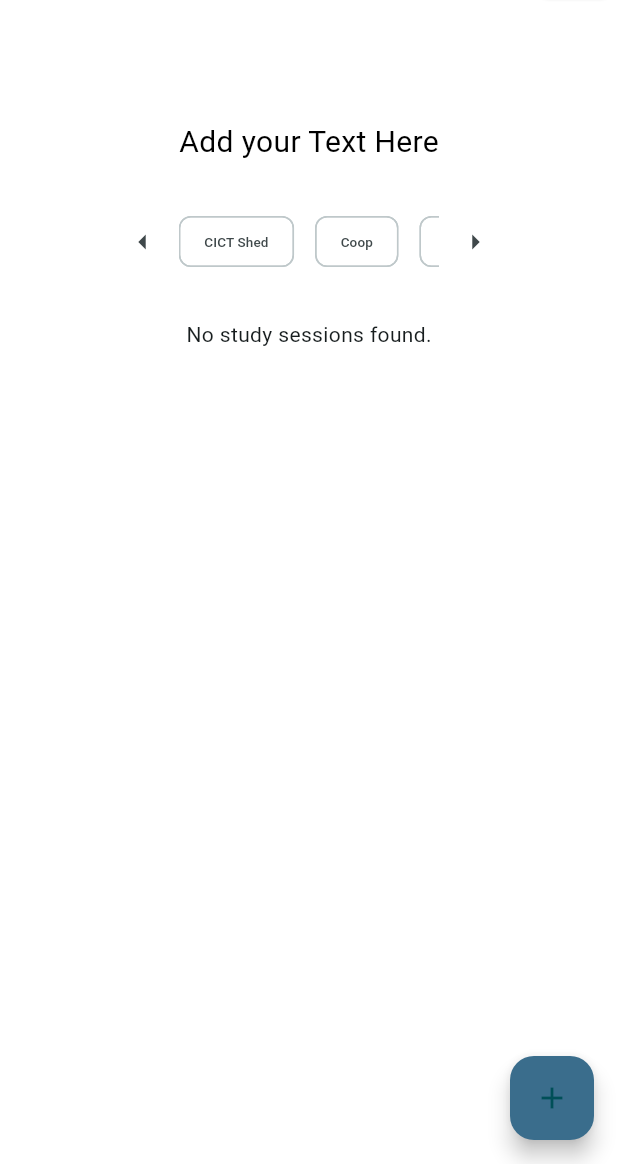
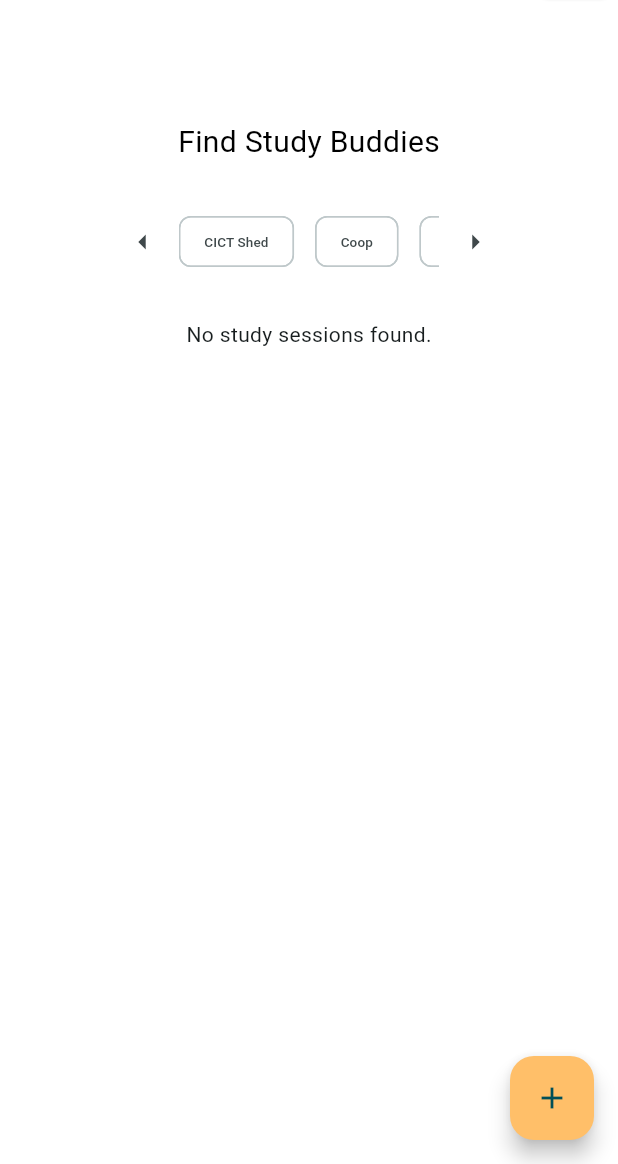
Before and after one commit to jayn95/Calib, a Flutter app: the StudyPage screen opened by its route, on a phone screen of 412 x 824 dp, the part 72-1236 px from its top. Run offline on Flutter 3.47's test engine with Material 3 defaults, Android fonts, the phone set to English and light mode, and no system bars; our stand-ins replace cloud_firestore, file_picker, firebase_auth, firebase_core, firebase_storage, font_awesome_flutter and 1 more; missing offline and left inert: dart:html; accounts and stored records are empty.

Commit message:
fixed mobile

```diff
--- a/lib/src/features/study/study_1.1_page.dart
+++ b/lib/src/features/study/study_1.1_page.dart
@@ -104,7 +104,7 @@ class _StudyPageState extends State<StudyPage> {
                   const SizedBox(height: 80), // Add vertical spacing
                   Center(
                     child: Text(
-                      'Add your Text Here', // Placeholder text
+                      'Find Study Buddies', // Placeholder text
                       style: TextStyle(
                         fontSize: constraints.maxWidth > 1000 ? 28 : 20, // Responsive font size
                         color: Colors.black,
@@ -207,9 +207,7 @@ class _StudyPageState extends State<StudyPage> {
                         gridDelegate: SliverGridDelegateWithFixedCrossAxisCount(
                           crossAxisCount: constraints.maxWidth > 800
                           ? 4 // 4 columns for wide screens
-                              : constraints.maxWidth > 500
-                              ? 3 // 3 columns for medium screens
-                              : 2, // 2 columns for smaller screens
+                          : 1, // Always 1 column for mobile and smaller screens
                           crossAxisSpacing: 20, // Spacing between columns
                           mainAxisSpacing: 20, // Spacing between rows
                           childAspectRatio: 1, // Keep items square
@@ -217,13 +215,16 @@ class _StudyPageState extends State<StudyPage> {
                         itemCount: snapshot.data!.docs.length, // Number of items to display
                         itemBuilder: (context, index) {
                           final doc = snapshot.data!.docs[index];
-                          return StudyBox(
+                          return Padding(
+                            padding: EdgeInsets.all(screenWidth > 600 ? 12.0 : 6.0), // Reduce padding on mobile
+                            child: StudyBox(
                           documentId: doc.id, // Pass document ID
                           userId: doc['userId'], // Pass user ID
                           userName: doc['userName'], // Pass user name
                           userPhotoURL: doc['userPhotoURL'], // Pass user profile picture
                           locationTag: doc['tags'].join(', '), // Display tags
                           description: doc['description'], // Display description
+                          ),
                           );
                         },
                       );
@@ -239,7 +240,7 @@ class _StudyPageState extends State<StudyPage> {
       // Floating action button to add a new study session
       floatingActionButton: FloatingActionButton(
         onPressed: () => _showStudyForm(context), // Trigger form display
-        backgroundColor: const Color(0xFF3A6D8C), // Custom button color
+        backgroundColor: const Color(0xFFffbf69), // Custom button color
         child: const Icon(Icons.add), // Icon for the button
       ),
     );
```
Lines whose indentation alone changed are shown as unchanged.
